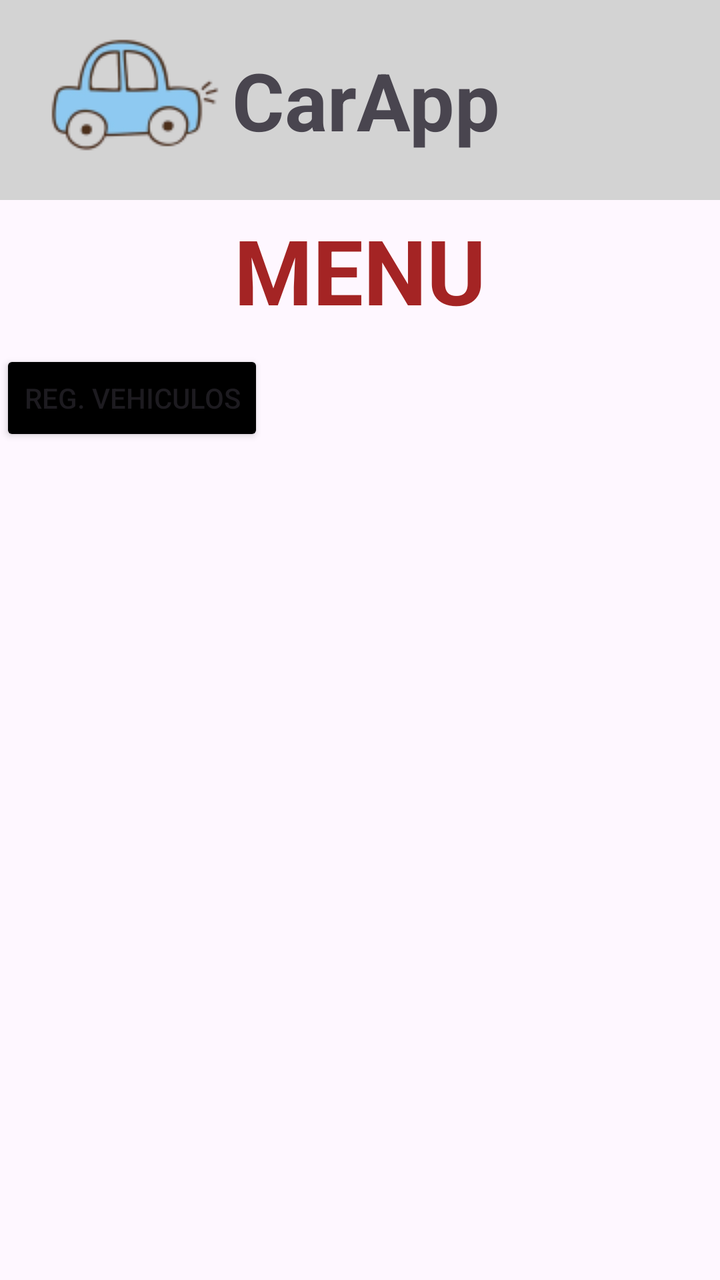
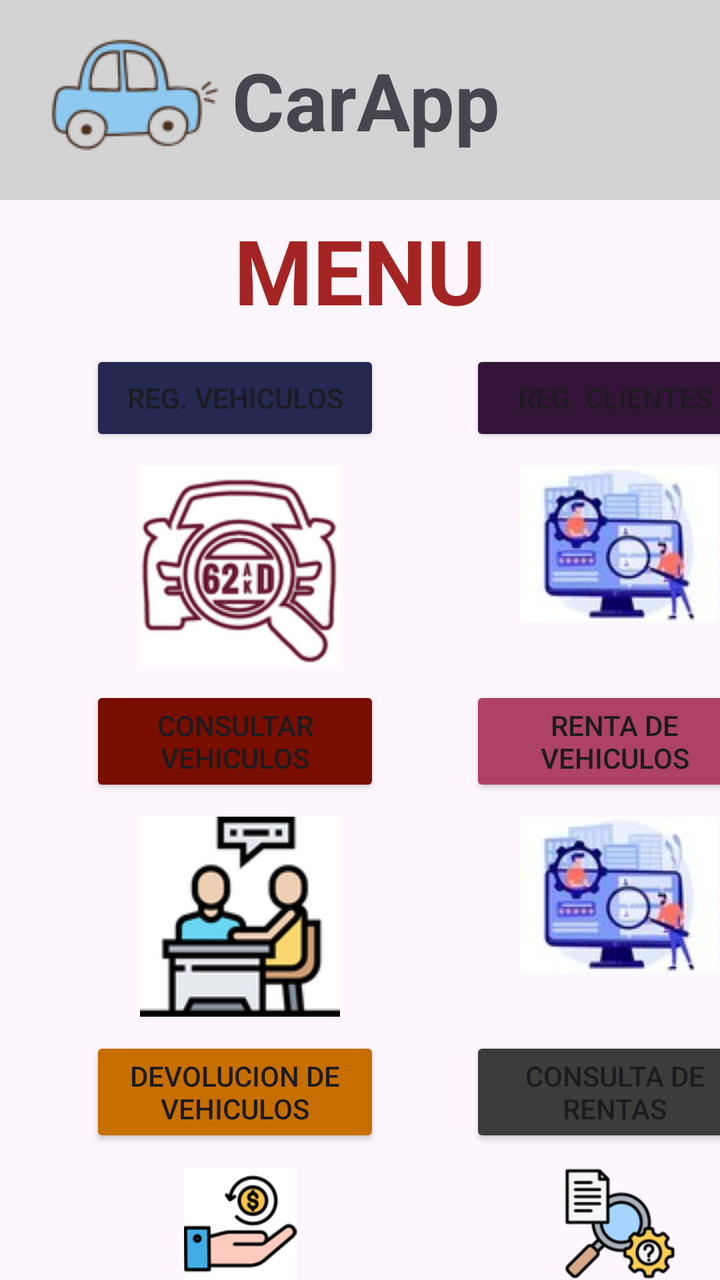

Before-and-after screenshots of an Android layout around one commit, followed by the original layout XML and the change that was made.
<!-- AndroidManifest.xml: application theme Theme.SistemadeRentaCarros -->
<!-- res/layout/activity_main.xml -->
<?xml version="1.0" encoding="utf-8"?>
<LinearLayout xmlns:android="http://schemas.android.com/apk/res/android"
    xmlns:app="http://schemas.android.com/apk/res-auto"
    xmlns:tools="http://schemas.android.com/tools"
    android:id="@+id/main"
    android:layout_width="match_parent"
    android:layout_height="match_parent"
    android:orientation="vertical"
    tools:context=".MainActivity">

    <include
        android:id="@+id/toolbar"
        layout="@layout/toolbar"
        />

    <TextView
        android:layout_width="wrap_content"
        android:layout_height="wrap_content"
        android:id="@+id/titulo_menu"
        android:text="MENU"
        android:textColor="#A42424"
        android:textSize="45sp"
        android:layout_gravity="center"
        android:layout_marginTop="5dp"
        android:textStyle="bold"
        />

    <LinearLayout
        android:layout_width="wrap_content"
        android:layout_height="wrap_content"
        android:orientation="horizontal">

    <Button
        android:layout_width="wrap_content"
        android:layout_height="wrap_content"
        android:id="@+id/Reg_Cliente"
        android:text="Reg. Vehiculos"
        android:backgroundTint="@color/black"
        android:layout_marginTop="10dp"
        />

</LinearLayout>



</LinearLayout>
<!-- res/layout/toolbar.xml (included above) -->
<?xml version="1.0" encoding="utf-8"?>
<androidx.appcompat.widget.Toolbar xmlns:android="http://schemas.android.com/apk/res/android"
    android:layout_width="match_parent"
    android:layout_height="wrap_content"
    android:background="#D3D3D3">

    <ImageView
        android:layout_width="wrap_content"
        android:layout_height="wrap_content"
        android:src="@drawable/carrito2"
/>

    <TextView
        android:layout_width="wrap_content"
        android:layout_height="wrap_content"
        android:layout_gravity="center"
        android:text="CarApp"
        android:textSize="40sp"
        android:textStyle="bold"

        />

</androidx.appcompat.widget.Toolbar>
<!-- resources referenced by this layout -->
<resources>
  <color name="black">#FF000000</color>
  <!-- drawable carrito2: png bitmap (drawable, 6501 bytes) -->
  <style name="Theme.SistemadeRentaCarros" parent="Base.Theme.SistemadeRentaCarros" />
  <style name="Base.Theme.SistemadeRentaCarros" parent="Theme.Material3.DayNight.NoActionBar">
          
          
      </style>
</resources>

<!-- the commit's change to res/layout/activity_main.xml (unified diff, before → after) -->
@@ -19,6 +19,7 @@
         android:id="@+id/titulo_menu"
         android:text="MENU"
         android:textColor="#A42424"
+
         android:textSize="45sp"
         android:layout_gravity="center"
         android:layout_marginTop="5dp"
@@ -29,17 +30,159 @@
         android:layout_width="wrap_content"
         android:layout_height="wrap_content"
         android:orientation="horizontal">
-
+<LinearLayout
+    android:layout_width="wrap_content"
+    android:layout_height="wrap_content"
+    android:orientation="vertical"
+    >
     <Button
-        android:layout_width="wrap_content"
-        android:layout_height="wrap_content"
-        android:id="@+id/Reg_Cliente"
+        android:layout_width="145dp"
+        android:layout_height="wrap_content"
+        android:id="@+id/AMRegV"
         android:text="Reg. Vehiculos"
-        android:backgroundTint="@color/black"
+        android:backgroundTint="#252850"
         android:layout_marginTop="10dp"
-        />
-
+        android:layout_marginLeft="45dp"
+        />
+
+    <ImageView
+        android:layout_marginTop="10dp"
+        android:layout_marginLeft="70dp"
+        android:layout_width="wrap_content"
+        android:layout_height="wrap_content"
+        android:src="@drawable/regvehiculo" />
 </LinearLayout>
+
+        <LinearLayout
+            android:layout_width="wrap_content"
+            android:layout_height="wrap_content"
+            android:orientation="vertical"
+            >
+        <Button
+            android:layout_width="145dp"
+            android:layout_height="wrap_content"
+            android:id="@+id/AMRegC"
+            android:text="Reg. Clientes"
+            android:backgroundTint="#341539"
+            android:layout_marginTop="10dp"
+            android:layout_marginLeft="45dp"
+            />
+
+        <ImageView
+            android:layout_marginTop="10dp"
+            android:layout_marginLeft="70dp"
+            android:layout_width="wrap_content"
+            android:layout_height="wrap_content"
+            android:src="@drawable/regclientes" />
+        </LinearLayout>
+
+</LinearLayout>
+
+
+    <LinearLayout
+        android:layout_width="wrap_content"
+        android:layout_height="wrap_content"
+        android:orientation="horizontal">
+
+        <LinearLayout
+            android:layout_width="wrap_content"
+            android:layout_height="wrap_content"
+            android:orientation="vertical">
+        <Button
+            android:layout_width="145dp"
+            android:layout_height="wrap_content"
+            android:id="@+id/AMConV"
+            android:text="Consultar\nVehiculos"
+            android:backgroundTint="#780E00"
+            android:layout_marginTop="10dp"
+            android:layout_marginLeft="45dp"
+            />
+
+        <ImageView
+            android:layout_marginTop="10dp"
+            android:layout_marginLeft="70dp"
+            android:layout_width="wrap_content"
+            android:layout_height="wrap_content"
+            android:src="@drawable/convehiculo" />
+        </LinearLayout>
+
+        <LinearLayout
+            android:layout_width="wrap_content"
+            android:layout_height="wrap_content"
+            android:orientation="vertical"
+            >
+        <Button
+            android:layout_width="145dp"
+            android:layout_height="wrap_content"
+            android:id="@+id/AMRenV"
+            android:text="Renta de Vehiculos"
+            android:backgroundTint="#AD4264"
+            android:layout_marginTop="10dp"
+            android:layout_marginLeft="45dp"
+            />
+
+        <ImageView
+            android:layout_marginTop="10dp"
+            android:layout_marginLeft="70dp"
+            android:layout_width="wrap_content"
+            android:layout_height="wrap_content"
+            android:src="@drawable/regclientes" />
+        </LinearLayout>
+    </LinearLayout>
+
+
+    <LinearLayout
+        android:layout_width="wrap_content"
+        android:layout_height="wrap_content"
+        android:orientation="horizontal">
+
+        <LinearLayout
+            android:layout_width="wrap_content"
+            android:layout_height="wrap_content"
+            android:orientation="vertical">
+        <Button
+            android:layout_width="145dp"
+            android:layout_height="wrap_content"
+            android:id="@+id/AMDevV"
+            android:text="Devolucion de vehiculos"
+            android:backgroundTint="#C76E00"
+            android:layout_marginTop="10dp"
+            android:layout_marginLeft="45dp"
+            />
+
+            <ImageView
+                android:layout_width="wrap_content"
+                android:layout_height="wrap_content"
+                android:src="@drawable/devolucion"
+                android:layout_marginTop="10dp"
+                android:layout_marginLeft="70dp"/>
+
+
+
+        </LinearLayout>
+
+      <LinearLayout
+          android:layout_width="wrap_content"
+          android:layout_height="wrap_content"
+          android:orientation="vertical">
+        <Button
+            android:layout_width="145dp"
+            android:layout_height="wrap_content"
+            android:id="@+id/AMConR"
+            android:text="Consulta de rentas"
+            android:backgroundTint="#3C3C3B"
+            android:layout_marginTop="10dp"
+            android:layout_marginLeft="45dp"
+            />
+
+          <ImageView
+              android:layout_marginTop="10dp"
+              android:layout_marginLeft="70dp"
+              android:layout_width="wrap_content"
+              android:layout_height="wrap_content"
+              android:src="@drawable/consultarrenta" />
+      </LinearLayout>
+    </LinearLayout>
 
 
 
<!-- resource entries referenced after the edit -->
@@ -1,7 +1,11 @@
 <!-- resources referenced by this layout -->
 <resources>
-  <color name="black">#FF000000</color>
   <!-- drawable carrito2: png bitmap (drawable, 6501 bytes) -->
+  <!-- drawable consultarrenta: png bitmap (drawable, 14896 bytes) -->
+  <!-- drawable convehiculo: png bitmap (drawable, 12241 bytes) -->
+  <!-- drawable devolucion: png bitmap (drawable, 11733 bytes) -->
+  <!-- drawable regclientes: jpg bitmap (drawable, 6620 bytes) -->
+  <!-- drawable regvehiculo: png bitmap (drawable, 21287 bytes) -->
   <style name="Theme.SistemadeRentaCarros" parent="Base.Theme.SistemadeRentaCarros" />
   <style name="Base.Theme.SistemadeRentaCarros" parent="Theme.Material3.DayNight.NoActionBar">
           
